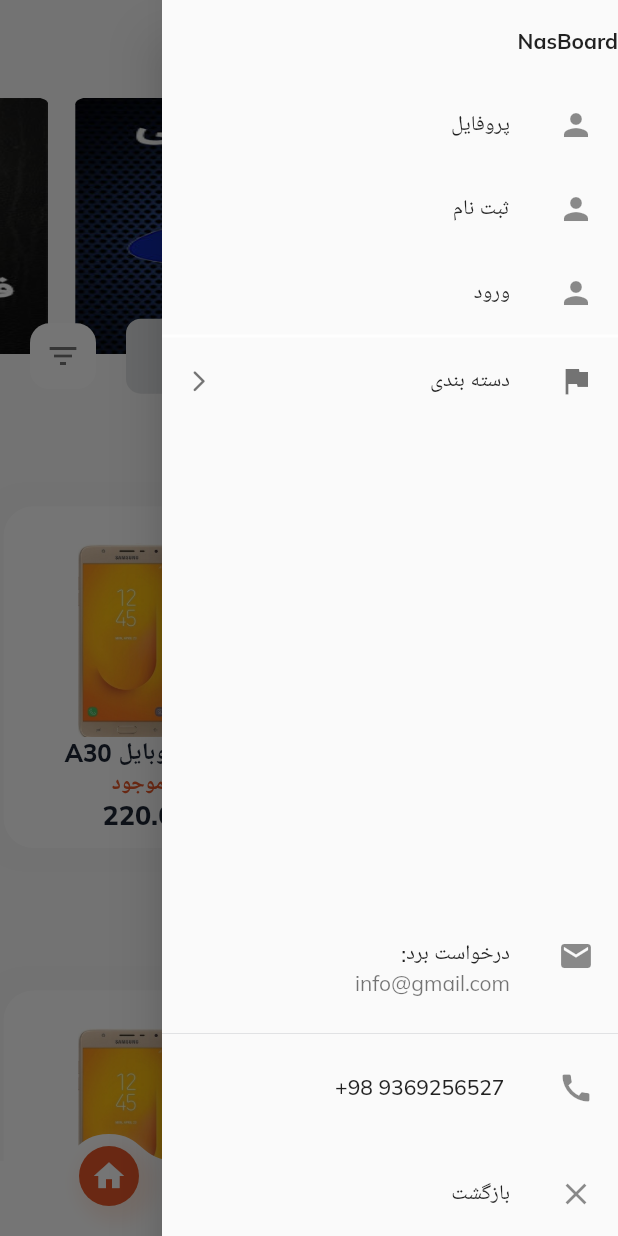
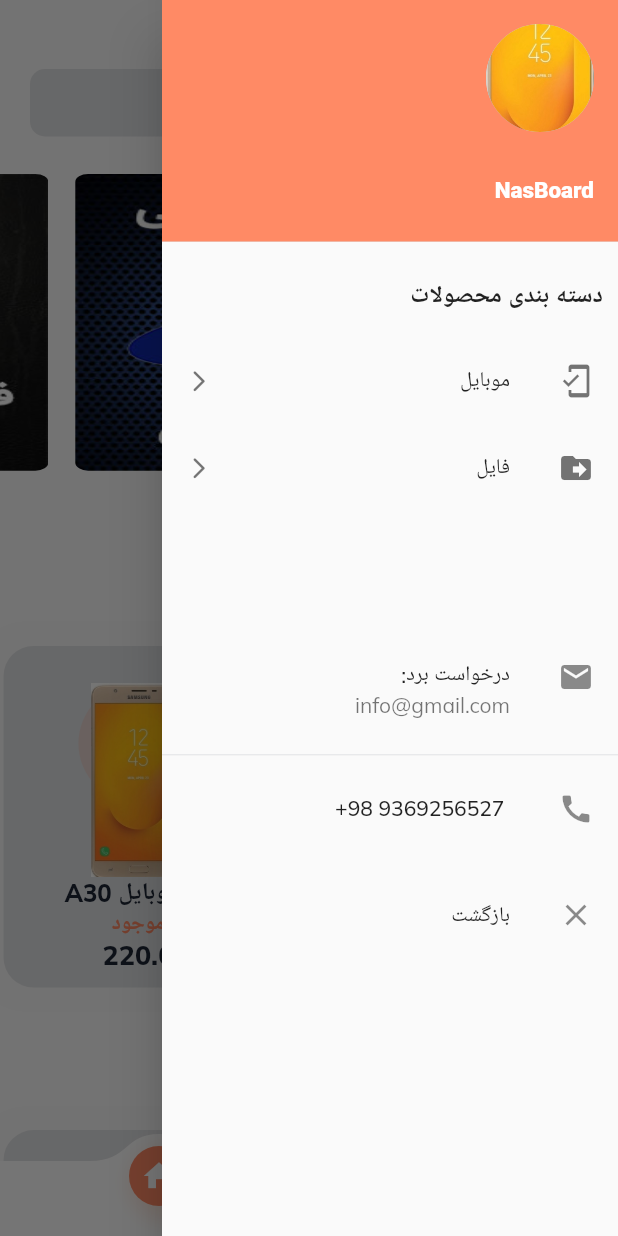
Before and after one commit to Milad305/Nasboard, a Flutter app: the screen it shows after launch, with the side drawer open, on a phone screen of 412 x 824 dp. Run offline on Flutter 3.47's test engine with Material 2 defaults, Android fonts, the phone set to English and light mode, and no system bars; drawn by our look-alikes of carousel_slider; our stand-ins replace google_fonts.

Commit message:
commit v1.0

```diff
--- a/lib/src/config/route.dart
+++ b/lib/src/config/route.dart
@@ -4,7 +4,8 @@ import 'package:flutter_ecommerce_app/src/pages/Profile.dart';
 import 'package:flutter_ecommerce_app/src/pages/likedproducts.dart';
 import 'package:flutter_ecommerce_app/src/pages/signin.dart';
 import 'package:flutter_ecommerce_app/src/pages/signup.dart';
-
+import 'package:flutter_ecommerce_app/src/pages/paymentpage.dart';
+import 'package:flutter_ecommerce_app/src/pages/productlistpage.dart';
 class Routes {
   static Map<String, WidgetBuilder> getRoute() {
     return <String, WidgetBuilder>{
@@ -13,6 +14,8 @@ class Routes {
       SignInPage.routeName:(_) => SignInPage(),
       LikedProductPage.routeName:(_) =>LikedProductPage(),
       ProfilePage.routeName:(_) => ProfilePage(),
+      Payment.routeName:(_) => Payment(),
+      ProductGrid.routeName:(_) => ProductGrid(),
       // '/detail': (_) => ProductDetailPage()
     };
   }
--- a/lib/src/model/data.dart
+++ b/lib/src/model/data.dart
@@ -59,6 +59,7 @@ class AppData {
         isliked: false,
         image: 'assets/pro.png',
         category: "موجود"),
+
     Product(
         id:2,
         name: 'برد موبایل S2',
@@ -91,62 +92,7 @@ class AppData {
         isliked: false,
         image: 'assets/pro.png',
         category: "موجود"),
-    Product(
-        id:2,
-        name: 'برد موبایل S2',
-        price: 240.00,
-        isSelected: true,
-        isliked: false,
-        image: 'assets/pro.png',
-        category: "موجود"),
-    Product(
-        id:2,
-        name: 'برد موبایل S2',
-        price: 240.00,
-        isSelected: true,
-        isliked: false,
-        image: 'assets/pro.png',
-        category: "موجود"),
-    Product(
-        id:2,
-        name: 'برد موبایل S2',
-        price: 240.00,
-        isSelected: true,
-        isliked: false,
-        image: 'assets/pro.png',
-        category: "موجود"),
-    Product(
-        id:2,
-        name: 'برد موبایل S2',
-        price: 240.00,
-        isSelected: true,
-        isliked: false,
-        image: 'assets/pro.png',
-        category: "موجود"),
-    Product(
-        id:2,
-        name: 'برد موبایل S2',
-        price: 240.00,
-        isSelected: true,
-        isliked: false,
-        image: 'assets/pro.png',
-        category: "موجود"),
-    Product(
-        id:2,
-        name: 'برد موبایل S2',
-        price: 240.00,
-        isSelected: true,
-        isliked: false,
-        image: 'assets/pro.png',
-        category: "موجود"),
-    Product(
-        id:2,
-        name: 'برد موبایل S2',
-        price: 240.00,
-        isSelected: true,
-        isliked: false,
-        image: 'assets/pro.png',
-        category: "موجود"),
+
     // Product(
     //     id:1,
     //     name: 'Nike Air Max 97',
--- a/lib/src/pages/home_page.dart
+++ b/lib/src/pages/home_page.dart
@@ -28,7 +28,7 @@ class _MyHomePageState extends State<MyHomePage> {
       padding: EdgeInsets.all(10),
       decoration: BoxDecoration(
           borderRadius: BorderRadius.all(Radius.circular(13)),
-          color: Theme.of(context).backgroundColor,
+          color: LightColor.grey,
           //boxShadow: AppTheme.shadow
       ),
       child: Icon(
@@ -94,13 +94,13 @@ class _MyHomePageState extends State<MyHomePage> {
 
   Widget _search() {
     return Container(
-      alignment: Alignment.bottomCenter,
+      alignment: Alignment.topCenter,
       margin: AppTheme.padding,
       child: Row(
         children: <Widget>[
           Expanded(
             child: Container(
-              height: 50,
+              height: 45,
               alignment: Alignment.center,
               decoration: BoxDecoration(
                   color: LightColor.lightGrey,//.withAlpha(100)
@@ -113,7 +113,7 @@ class _MyHomePageState extends State<MyHomePage> {
 
                     hintText: "جستجو محصول",
 
-                    hintStyle: TextStyle(fontSize: 15,color: Colors.grey,),//.withOpacity(0.7)
+                    hintStyle: TextStyle(fontSize: 15,color: Colors.black54,),//.withOpacity(0.7)
 
                     contentPadding:
                         EdgeInsets.only(left: 10, right: 10, bottom: 0, top: 10),
@@ -121,8 +121,8 @@ class _MyHomePageState extends State<MyHomePage> {
               ),
             ),
           ),
-          SizedBox(width: 20),
-          _icon(Icons.filter_list, color: Colors.black54)
+        //  SizedBox(width: 20),
+         // _icon(Icons.filter_list, color: Colors.black54)
         ],
       ),
     );
@@ -131,6 +131,7 @@ class _MyHomePageState extends State<MyHomePage> {
   @override
   Widget build(BuildContext context) {
     return Scaffold(
+
        body: Container(
           height: MediaQuery.of(context).size.height ,
           child: SingleChildScrollView(
@@ -141,12 +142,12 @@ class _MyHomePageState extends State<MyHomePage> {
               mainAxisAlignment: MainAxisAlignment.start,
               children: <Widget>[
                 SizedBox(
-                    height:MediaQuery.of(context).size.height*0.27,
-                  child: Stack(
+                    height:MediaQuery.of(context).size.height*0.4,
+                  child: Column(
                       children: [
+                        _search(),
+                          _Carousel(),
 
-                          _Carousel(),
-                        _search(),
                       ],
             )
 
@@ -180,7 +181,7 @@ class _Carousel extends StatelessWidget {
   Widget build(BuildContext context) {
     return CarouselSlider(
       options: CarouselOptions(
-        height:MediaQuery.of(context).size.height*0.25 ,
+        height:MediaQuery.of(context).size.height*0.3 ,
 
         autoPlay: true,
         autoPlayInterval: Duration(seconds: 3),
@@ -194,11 +195,11 @@ class _Carousel extends StatelessWidget {
             return Column(
               children:[
                 SizedBox(height: 15,),
-                Expanded(
-                    child: Container(
+                 Container(
                       decoration: BoxDecoration(
                         borderRadius: BorderRadius.circular(13)
                       ),
+                        height: MediaQuery.of(context).size.height * 0.24,
                         width: MediaQuery.of(context).size.width-50,
                         margin: EdgeInsets.symmetric(horizontal: 9),
                         child: FittedBox(
@@ -214,8 +215,8 @@ class _Carousel extends StatelessWidget {
 
                         )
 
-                    )
-                ),
+                    ),
+
                 SizedBox(height: 20,),
               ]
 
--- a/lib/src/pages/mainPage.dart
+++ b/lib/src/pages/mainPage.dart
@@ -126,7 +126,9 @@ class _MainPageState extends State<MainPage> {
   @override
   Widget build(BuildContext context) {
     return Scaffold(
-      appBar:CustomAppBar('NasBoard'),
+
+
+      appBar:CustomAppBar('NasBoard',Color(0xfffbfbfb)),
       drawer: Drawerwidget(),
       body: SafeArea(
         child: Stack(
--- a/lib/src/themes/light_color.dart
+++ b/lib/src/themes/light_color.dart
@@ -10,7 +10,7 @@ class LightColor {
   static const Color lightBlue = Color(0xff5c3dff);
 
 
-  static const Color orange = Color(0xffE65829);
+  static const Color orange = Color(0xffff8a65);
   static const Color red = Color(0xffF72829);
 
   static const Color lightGrey = Color(0xffE1E2E4);
--- a/lib/src/widgets/BottomNavigationBar/bottom_navigation_bar.dart
+++ b/lib/src/widgets/BottomNavigationBar/bottom_navigation_bar.dart
@@ -44,7 +44,7 @@ class _CustomBottomNavigationBarState extends State<CustomBottomNavigationBar>
   double _indexToPosition(int index) {
     // Calculate button positions based off of their
     // index (works with `MainAxisAlignment.spaceAround`)
-    const buttonCount = 3.0;
+    const buttonCount = 2.0;
     final appWidth = MediaQuery.of(context).size.width;
     final buttonsWidth = _getButtonContainerWidth();
     final startX = (appWidth - buttonsWidth) / 2;
@@ -162,7 +162,7 @@ class _CustomBottomNavigationBarState extends State<CustomBottomNavigationBar>
             child: Row(
               mainAxisAlignment: MainAxisAlignment.spaceAround,
               children: <Widget>[
-                _icon(Icons.favorite_border, _selectedIndex == 2,2),
+               // _icon(Icons.favorite_border, _selectedIndex == 2,2),
                 _icon(Icons.card_travel, _selectedIndex == 1, 1),
                 //_icon(Icons.search, _selectedIndex == 1, 1),
                 _icon(Icons.home, _selectedIndex == 0, 0),
--- a/lib/src/widgets/Drawer.dart
+++ b/lib/src/widgets/Drawer.dart
@@ -1,11 +1,9 @@
-import 'dart:html';
-
 import 'package:flutter/material.dart';
 import 'package:flutter_ecommerce_app/src/themes/light_color.dart';
 import 'package:flutter_ecommerce_app/src/themes/theme.dart';
 import 'package:url_launcher/url_launcher.dart';
 import 'package:flutter_ecommerce_app/src/config/route.dart';
-
+GlobalKey<ScaffoldState> _key = GlobalKey();
 class Drawerwidget extends StatelessWidget {
   const Drawerwidget({
     Key key,
@@ -18,27 +16,17 @@ class Drawerwidget extends StatelessWidget {
         mainAxisSize: MainAxisSize.max,
 
         children: <Widget>[
-          Container(
-            height: 55,
-            alignment: Alignment.centerRight,
-            child: Text("NasBoard",
-            style: TextStyle(fontWeight: FontWeight.bold),
-            ),
-          ),
-          /*
           UserAccountsDrawerHeader(
 
             arrowColor: LightColor.orange,
             accountName: Container(
+              height: 30,
               child: Text(
-                "میلاد حاجیلو",
-                style: TextStyle(color: Colors.white),
+                "NasBoard",
+                style: TextStyle(color: Colors.white,fontWeight: FontWeight.w900),
               ),
             ),
-            accountEmail: Text(
-              "info@gmail.com",
-              style: TextStyle(color: Colors.white),
-            ),
+
             currentAccountPicture: CircleAvatar(
               backgroundImage: ExactAssetImage('assets/pro.png'),
             ),
@@ -46,13 +34,13 @@ class Drawerwidget extends StatelessWidget {
             decoration: BoxDecoration(
               color: LightColor.orange,
             ),
-          ),*/
+          ),
           Expanded(
               child: ListView(
                 scrollDirection: Axis.vertical,
 
          children: [
-           ListTile(
+           /*ListTile(
              title: Text('پروفایل'),
              leading: Icon(Icons.person),
              onTap: () {
@@ -70,17 +58,72 @@ class Drawerwidget extends StatelessWidget {
              title: Text('ورود'),
              leading: Icon(Icons.person),
              onTap: () {
-               Navigator.of(context).pushNamed('/signin');
+               Navigator.of(context).pushNamed('/payment');
              },
            ),
            Container(
              height: 2,
              color: Colors.white70,
+           ),*/
+           ListTile(
+             contentPadding: EdgeInsets.only(right: 10,left: 16),
+             title: Text("دسته بندی محصولات",
+             style: TextStyle(
+               fontSize: 16,
+               fontWeight: FontWeight.bold
+             ),),
+             onTap: () {},
+
            ),
            ExpansionTile(
              expandedAlignment: Alignment.bottomCenter,
-             title: Text('دسته بندی'),
-             leading: Icon(Icons.assistant_photo),
+             title: Text('موبایل'),
+             leading: Icon(Icons.mobile_friendly),
+             trailing: Icon(
+               Icons.arrow_back_ios_rounded,
+               size: 17,
+             ),
+             children: <Widget>[
+               ListTile(
+                 contentPadding: EdgeInsets.only(right: 30,left: 16),
+                 title: Text("موبایل"),
+                 onTap: () {},
+                 trailing: Icon(
+                   Icons.arrow_back_ios_rounded,
+                   size: 17,
+                 ),
+               ),
+               ListTile(
+                   contentPadding: EdgeInsets.only(right: 30,left: 16),
+                   title: Text("فایل"),
+                   onTap: () {
+
+                   }),
+
+               ListTile(
+                 contentPadding: EdgeInsets.only(right: 30,left: 16),
+                 title: Text("موبایل"),
+                 onTap: () {},
+                 trailing: Icon(
+                   Icons.arrow_back_ios_rounded,
+                   size: 17,
+                 ),
+               ),
+               ListTile(
+                   contentPadding: EdgeInsets.only(right: 30,left: 16),
+                   title: Text("سامسونگ"),
+                   onTap: () {
+                     Navigator.of(context).pushNamed('/productcat');
+                   }),
+             ],
+           ),
+
+///Sec category/////////////////////
+
+           ExpansionTile(
+             expandedAlignment: Alignment.bottomCenter,
+             title: Text('فایل'),
+             leading: Icon(Icons.drive_file_move),
              trailing: Icon(
                Icons.arrow_back_ios_rounded,
                size: 17,
@@ -99,19 +142,7 @@ class Drawerwidget extends StatelessWidget {
                    contentPadding: EdgeInsets.only(right: 30,left: 16),
                    title: Text("فایل"),
                    onTap: () {}),
-               ListTile(
-                 contentPadding: EdgeInsets.only(right: 30,left: 16),
-                 title: Text("موبایل"),
-                 onTap: () {},
-                 trailing: Icon(
-                   Icons.arrow_back_ios_rounded,
-                   size: 17,
-                 ),
-               ),
-               ListTile(
-                   contentPadding: EdgeInsets.only(right: 30,left: 16),
-                   title: Text("فایل"),
-                   onTap: () {}),
+
                ListTile(
                  contentPadding: EdgeInsets.only(right: 30,left: 16),
                  title: Text("موبایل"),
@@ -127,17 +158,10 @@ class Drawerwidget extends StatelessWidget {
                    onTap: () {}),
              ],
            ),
-
-
-         ],
-
-              )
-
+           SizedBox(
+             height: 50,
            ),
-          Expanded(
-            child: Align(
-                alignment: Alignment.bottomCenter,
-                child: Container(
+            Container(
                  alignment: Alignment.bottomRight,
                  height: MediaQuery.of(context).size.height * .3,
                  child: Column(
@@ -169,8 +193,14 @@ class Drawerwidget extends StatelessWidget {
 
                    ],
                  ),
-                )),
                ),
+
+
+         ],
+
+              )
+
+          )
         ],
       ),
 
--- a/lib/src/widgets/maincustomappbar.dart
+++ b/lib/src/widgets/maincustomappbar.dart
@@ -6,10 +6,11 @@ class CustomAppBar extends StatelessWidget with PreferredSizeWidget {
   @override
   final Size preferredSize;
   final String title;
-
+  final Color bgcolor;
   CustomAppBar(
       this.title,
-      { Key key,}) : preferredSize = Size.fromHeight(50.0),
+      this.bgcolor,
+      { Key key,}) : preferredSize = Size.fromHeight(36.0),
         super(key: key);
 
   @override
@@ -19,10 +20,11 @@ class CustomAppBar extends StatelessWidget with PreferredSizeWidget {
 
       title: Text(
         title,
-        style: TextStyle(color: Colors.black),
+        style: TextStyle(color: LightColor.lightGrey,fontSize: 17),
       ),
-      backgroundColor: Color(0xfffbfbfb),
-      automaticallyImplyLeading: true,
+      backgroundColor: bgcolor,//Color(0xfffbfbfb),
+      automaticallyImplyLeading:true,
+
     );
   }
 }
--- a/lib/src/widgets/product_card.dart
+++ b/lib/src/widgets/product_card.dart
@@ -29,7 +29,7 @@ class ProductCard extends StatelessWidget {
     return Container(
 
       decoration: BoxDecoration(
-        color: LightColor.background,
+        color: LightColor.lightGrey,
         borderRadius: BorderRadius.all(Radius.circular(20)),
         boxShadow: <BoxShadow>[
           BoxShadow(color: Color(0xfff8f8f8), blurRadius: 15, spreadRadius: 10),
@@ -44,7 +44,7 @@ class ProductCard extends StatelessWidget {
           alignment: Alignment.center,
 
           children: <Widget>[
-            Positioned(
+            /*Positioned(
               height: 30,
               width: 30,
               right: 0,
@@ -58,7 +58,7 @@ class ProductCard extends StatelessWidget {
                 ),
                 onPressed: () {},
               ),
-            ),
+            ),*/
             Column(
               crossAxisAlignment: CrossAxisAlignment.center,
               mainAxisAlignment: MainAxisAlignment.spaceEvenly,
@@ -66,7 +66,7 @@ class ProductCard extends StatelessWidget {
                 SizedBox(height: 15),
                 Expanded(
                   child: Stack(
-                    alignment: Alignment.topLeft,
+                    alignment: Alignment.topCenter,
                     children: <Widget>[
                       CircleAvatar(
                         radius: 40,
```
Also changed, not shown: lib/src/pages/paymentpage.dart (added, +355 -0 lines), lib/src/pages/productlistpage.dart (added, +51 -0 lines), lib/src/pages/shopping_cart_page.dart (+14 -9 lines). Lines whose indentation alone changed are shown as unchanged.
